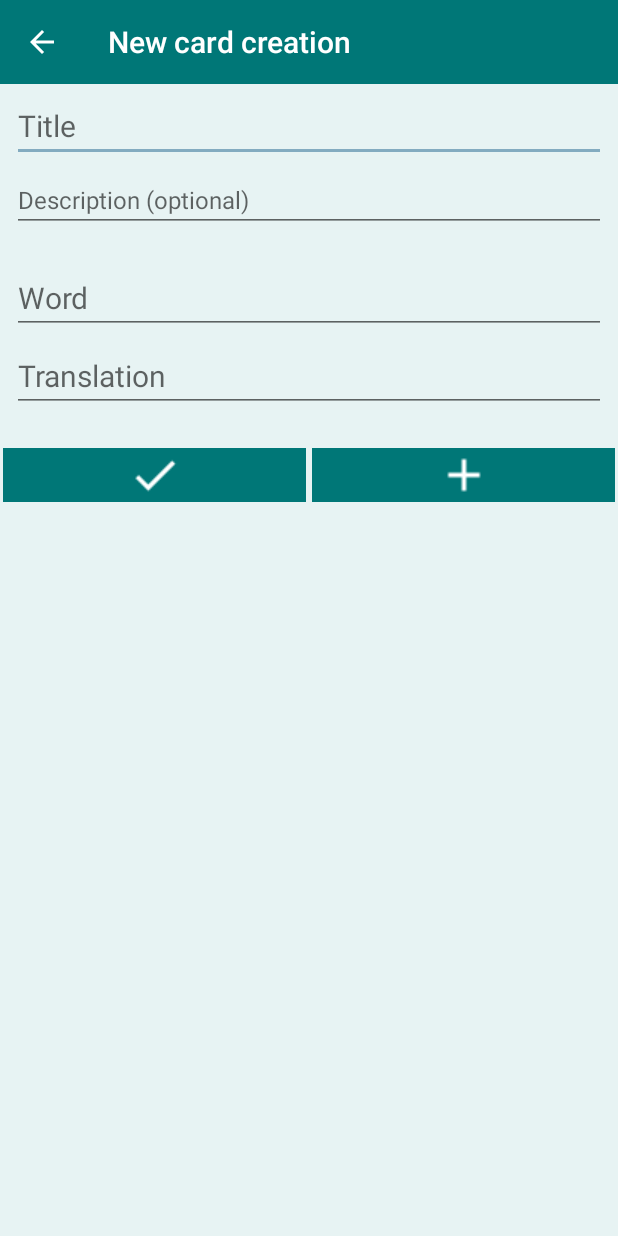
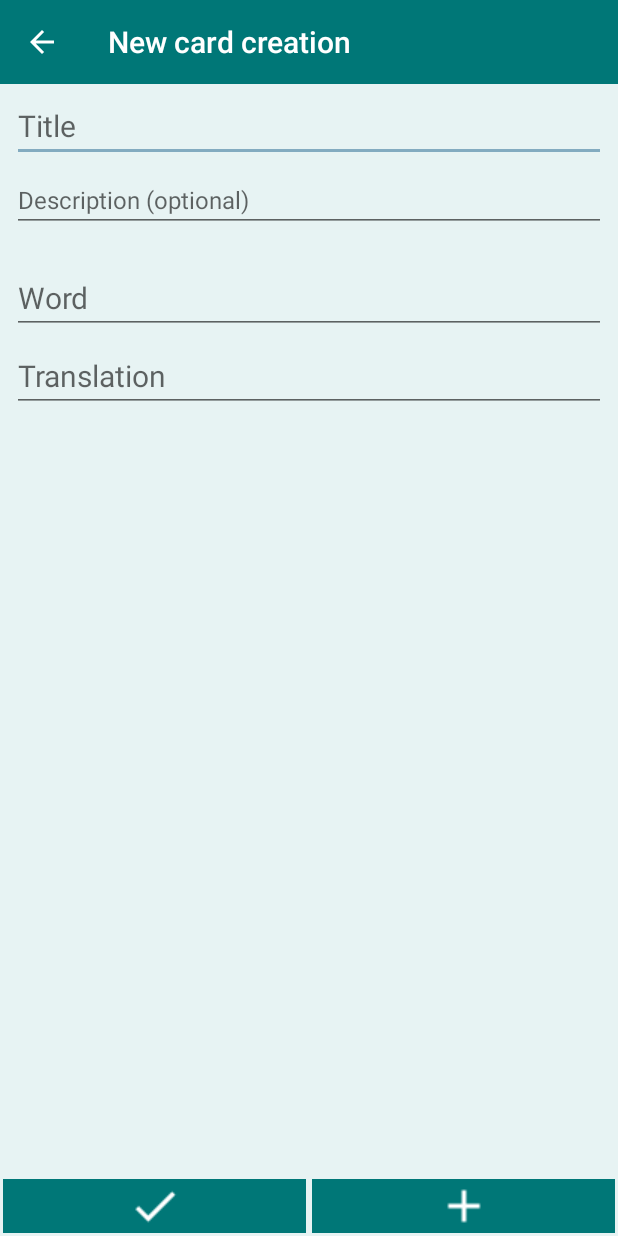
Before and after one commit to viacheslav-chugunov/daily-cards, an Android app: the EditionFragment screen opened directly, with no data from a screen before it, on a phone screen of 412 x 824 dp. Run offline under Robolectric (Android 15) with nearby library versions, the phone set to English and light mode, and no system bars; Roboto replaces fonts that are not available here; 2 statements that could not run were skipped.

Commit message:
better creation / updation xml's

```diff
--- a/app/src/main/res/layout/activity_creation.xml
+++ b/app/src/main/res/layout/activity_creation.xml
@@ -12,21 +12,10 @@
         android:layout_width="match_parent"
         android:layout_height="wrap_content" />
 
-    <ScrollView
+    <fragment
+        android:id="@+id/edition_fragment"
+        android:name="io.dailycards.fragment.EditionFragment"
         android:layout_width="match_parent"
-        android:layout_height="match_parent">
-
-        <LinearLayout
-            android:layout_width="match_parent"
-            android:layout_height="wrap_content"
-            android:orientation="vertical">
-
-            <fragment
-                android:id="@+id/edition_fragment"
-                android:name="io.dailycards.fragment.EditionFragment"
-                android:layout_width="match_parent"
-                android:layout_height="wrap_content" />
-        </LinearLayout>
-    </ScrollView>
+        android:layout_height="match_parent" />
 
 </LinearLayout>
--- a/app/src/main/res/layout/fragment_edition.xml
+++ b/app/src/main/res/layout/fragment_edition.xml
@@ -1,78 +1,100 @@
 <?xml version="1.0" encoding="utf-8"?>
-<LinearLayout xmlns:android="http://schemas.android.com/apk/res/android"
+<androidx.constraintlayout.widget.ConstraintLayout xmlns:android="http://schemas.android.com/apk/res/android"
     xmlns:app="http://schemas.android.com/apk/res-auto"
     xmlns:tools="http://schemas.android.com/tools"
+    android:id="@+id/linearLayout"
     android:layout_width="match_parent"
     android:layout_height="match_parent"
-    android:orientation="vertical"
-    tools:context=".fragment.EditionFragment" >
+    tools:context=".fragment.EditionFragment">
+
+    <ScrollView
+        android:layout_width="match_parent"
+        android:layout_height="0dp"
+        android:layout_marginBottom="2dp"
+        app:layout_constraintBottom_toTopOf="@+id/edition_done_button"
+        app:layout_constraintEnd_toEndOf="parent"
+        app:layout_constraintHorizontal_bias="1.0"
+        app:layout_constraintStart_toStartOf="parent"
+        app:layout_constraintTop_toTopOf="parent">
+
+        <LinearLayout
+            android:layout_width="match_parent"
+            android:layout_height="wrap_content"
+            android:orientation="vertical">
 
             <EditText
-        android:maxLength="20"
                 android:id="@+id/edition_title"
+                style="@style/BaseEditText"
                 android:layout_width="match_parent"
                 android:layout_height="wrap_content"
+                android:hint="@string/title_hint"
                 android:inputType="text|textCapSentences"
-        android:hint="@string/title_hint"
-        style="@style/BaseEditText" />
+                android:maxLength="20" />
 
             <EditText
-        android:maxLength="100"
                 android:id="@+id/edition_description"
+                style="@style/SubEditText"
                 android:layout_width="match_parent"
                 android:layout_height="wrap_content"
-        android:inputType="textMultiLine|textCapSentences"
                 android:layout_marginBottom="16dp"
                 android:hint="@string/description_hint"
-        style="@style/SubEditText" />
+                android:inputType="textMultiLine|textCapSentences"
+                android:maxLength="100" />
 
             <EditText
-        android:maxLength="20"
                 android:id="@+id/edition_question"
+                style="@style/BaseEditText"
                 android:layout_width="match_parent"
                 android:layout_height="wrap_content"
+                android:hint="@string/question_hint"
                 android:inputType="text|textCapSentences"
-        android:hint="@string/question_hint"
-        style="@style/BaseEditText" />
+                android:maxLength="20" />
 
             <EditText
-        android:maxLength="20"
                 android:id="@+id/edition_answer"
+                style="@style/BaseEditText"
                 android:layout_width="match_parent"
                 android:layout_height="wrap_content"
-        android:inputType="text|textCapSentences"
                 android:layout_marginBottom="8dp"
                 android:hint="@string/answer_hint"
-        style="@style/BaseEditText" />
+                android:inputType="text|textCapSentences"
+                android:maxLength="20" />
 
             <fragment
                 android:id="@+id/edition_recycler_view"
                 android:name="io.dailycards.fragment.RecyclerViewFragment"
-        android:layout_weight="1"
                 android:layout_width="match_parent"
                 android:layout_height="0dp"
-        android:layout_marginBottom="8dp" />
+                android:layout_marginBottom="8dp"
+                android:layout_weight="1" />
 
-    <LinearLayout
-        android:layout_width="match_parent"
-        android:layout_height="wrap_content"
-        android:gravity="bottom"
-        android:orientation="horizontal">
+        </LinearLayout>
+
+    </ScrollView>
 
     <ImageButton
         android:id="@+id/edition_done_button"
         style="@style/VerticalImageButton"
-            android:layout_width="wrap_content"
+        android:layout_width="0dp"
         android:layout_height="wrap_content"
-            android:layout_weight="1"
-            android:src="@drawable/baseline_done_black_18dp" />
+        android:layout_marginStart="2dp"
+        android:layout_marginEnd="4dp"
+        android:src="@drawable/baseline_done_black_18dp"
+        app:layout_constraintBottom_toBottomOf="parent"
+        app:layout_constraintEnd_toStartOf="@+id/edition_append_button"
+        app:layout_constraintStart_toStartOf="parent" />
 
     <ImageButton
         android:id="@+id/edition_append_button"
         style="@style/VerticalImageButton"
-            android:layout_width="wrap_content"
+        android:layout_width="0dp"
         android:layout_height="wrap_content"
-            android:layout_weight="1"
-            android:src="@drawable/baseline_add_black_18dp" />
-    </LinearLayout>
-</LinearLayout>
+        android:layout_marginEnd="1dp"
+        android:src="@drawable/baseline_add_black_18dp"
+        app:layout_constraintBottom_toBottomOf="parent"
+        app:layout_constraintEnd_toEndOf="parent"
+        app:layout_constraintStart_toEndOf="@+id/edition_done_button"
+        app:layout_constraintTop_toTopOf="parent"
+        app:layout_constraintVertical_bias="1.0" />
+
+</androidx.constraintlayout.widget.ConstraintLayout>
```
Lines whose indentation alone changed are shown as unchanged.
